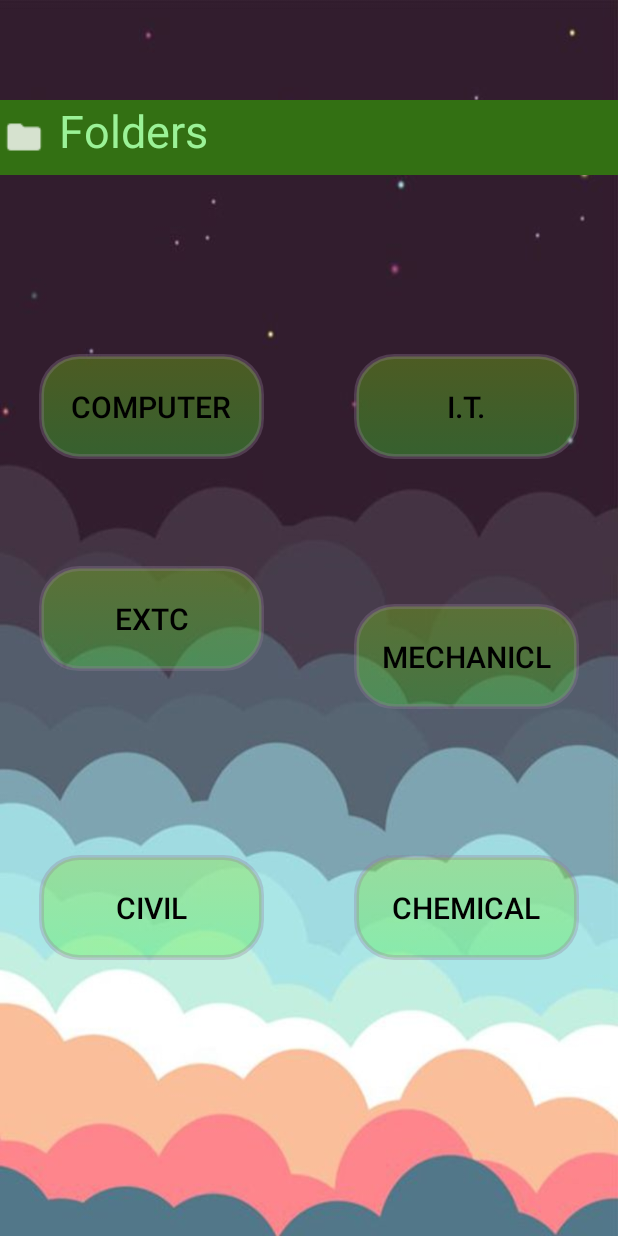
After one commit to iamAvnishSharma/Brightv2, an Android app: the NotesBranch screen opened directly, with no data from a screen before it, on a phone screen of 412 x 824 dp. The commit adds this screen. Run offline under Robolectric (Android 15) with nearby library versions, the phone set to English and light mode, and no system bars.

Commit message:
activity fix and link

```diff
--- a/app/src/main/java/in/bright/avnish/Main5Activity.java
+++ b/app/src/main/java/in/bright/avnish/Notes.java
@@ -3,11 +3,11 @@ package in.bright.avnish;
 import android.support.v7.app.AppCompatActivity;
 import android.os.Bundle;
 
-public class Main5Activity extends AppCompatActivity {
+public class Notes extends AppCompatActivity {
 
     @Override
     protected void onCreate(Bundle savedInstanceState) {
         super.onCreate(savedInstanceState);
-        setContentView(R.layout.activity_main5);
+        setContentView(R.layout.activity_notes);
     }
 }
--- /dev/null
+++ b/app/src/main/java/in/bright/avnish/NotesBranch.java
@@ -0,0 +1,64 @@
+package in.bright.avnish;
+
+import android.content.Intent;
+import android.support.v7.app.AppCompatActivity;
+import android.os.Bundle;
+import android.view.View;
+
+public class NotesBranch extends AppCompatActivity {
+
+    @Override
+    protected void onCreate(Bundle savedInstanceState) {
+        super.onCreate(savedInstanceState);
+        setContentView(R.layout.activity_notes_branch);
+
+        findViewById(R.id.comp).setOnClickListener(new View.OnClickListener() {
+            @Override
+            public void onClick(View view) {
+
+                startActivity(new Intent(getApplicationContext(), Notes.class));
+            }
+        });
+
+        findViewById(R.id.it).setOnClickListener(new View.OnClickListener() {
+            @Override
+            public void onClick(View view) {
+
+                startActivity(new Intent(getApplicationContext(), Notes.class));
+            }
+        });
+
+        findViewById(R.id.mech).setOnClickListener(new View.OnClickListener() {
+            @Override
+            public void onClick(View view) {
+
+                startActivity(new Intent(getApplicationContext(), Notes.class));
+            }
+        });
+
+        findViewById(R.id.extc).setOnClickListener(new View.OnClickListener() {
+            @Override
+            public void onClick(View view) {
+
+                startActivity(new Intent(getApplicationContext(), Notes.class));
+            }
+        });
+
+        findViewById(R.id.chem).setOnClickListener(new View.OnClickListener() {
+            @Override
+            public void onClick(View view) {
+
+                startActivity(new Intent(getApplicationContext(), Notes.class));
+            }
+        });
+
+        findViewById(R.id.civil).setOnClickListener(new View.OnClickListener() {
+            @Override
+            public void onClick(View view) {
+
+                startActivity(new Intent(getApplicationContext(), Notes.class));
+            }
+        });
+
+    }
+}
--- a/app/src/main/res/layout/activity_main5.xml
+++ b/app/src/main/res/layout/activity_notes_branch.xml
@@ -5,10 +5,10 @@
     android:layout_width="match_parent"
     android:layout_height="match_parent"
     android:background="@drawable/clouds"
-    tools:context="in.bright.avnish.Main5Activity">
+    tools:context="in.bright.avnish.NotesBranch">
 
     <Button
-        android:id="@+id/button13"
+        android:id="@+id/comp"
         android:layout_width="150dp"
         android:layout_height="70dp"
         android:layout_alignStart="@+id/textView2"
@@ -19,16 +19,16 @@
         android:text="Computer"
         android:textColor="@color/black"
         android:textSize="20dp"
-        app:layout_constraintBottom_toBottomOf="@+id/button14"
-        app:layout_constraintEnd_toStartOf="@+id/button14"
+        app:layout_constraintBottom_toBottomOf="@+id/it"
+        app:layout_constraintEnd_toStartOf="@+id/it"
         app:layout_constraintStart_toStartOf="parent"
-        app:layout_constraintTop_toTopOf="@+id/button14" />
+        app:layout_constraintTop_toTopOf="@+id/it" />
 
     <Button
-        android:id="@+id/button14"
+        android:id="@+id/it"
         android:layout_width="150dp"
         android:layout_height="70dp"
-        android:layout_above="@+id/button15"
+        android:layout_above="@+id/mech"
         android:layout_alignEnd="@+id/textView2"
         android:layout_marginBottom="30dp"
         android:layout_marginEnd="30dp"
@@ -36,34 +36,34 @@
         android:text="I.T."
         android:textColor="@color/black"
         android:textSize="20dp"
-        app:layout_constraintBottom_toTopOf="@+id/button15"
+        app:layout_constraintBottom_toTopOf="@+id/mech"
         app:layout_constraintEnd_toEndOf="parent"
-        app:layout_constraintStart_toEndOf="@+id/button13"
+        app:layout_constraintStart_toEndOf="@+id/comp"
         app:layout_constraintTop_toBottomOf="@+id/textView2" />
 
     <Button
-        android:id="@+id/button15"
+        android:id="@+id/mech"
         android:layout_width="150dp"
         android:layout_height="70dp"
-        android:layout_alignStart="@+id/button13"
-        android:layout_below="@+id/button13"
+        android:layout_alignStart="@+id/comp"
+        android:layout_below="@+id/comp"
         android:layout_marginBottom="30dp"
         android:layout_marginEnd="30dp"
         android:background="@drawable/button3"
         android:text="Mechanicl"
         android:textColor="@color/black"
         android:textSize="20dp"
-        app:layout_constraintBottom_toTopOf="@+id/button17"
+        app:layout_constraintBottom_toTopOf="@+id/chem"
         app:layout_constraintEnd_toEndOf="parent"
-        app:layout_constraintStart_toEndOf="@+id/button16"
-        app:layout_constraintTop_toBottomOf="@+id/button14" />
+        app:layout_constraintStart_toEndOf="@+id/extc"
+        app:layout_constraintTop_toBottomOf="@+id/it" />
 
     <Button
-        android:id="@+id/button16"
+        android:id="@+id/extc"
         android:layout_width="150dp"
         android:layout_height="70dp"
-        android:layout_above="@+id/button17"
-        android:layout_alignStart="@+id/button14"
+        android:layout_above="@+id/chem"
+        android:layout_alignStart="@+id/it"
         android:layout_marginEnd="60dp"
         android:layout_marginStart="30dp"
         android:background="@drawable/button3"
@@ -71,16 +71,16 @@
         android:textColor="@color/black"
         android:textSize="20dp"
         app:layout_constraintBottom_toBottomOf="parent"
-        app:layout_constraintEnd_toStartOf="@+id/button15"
+        app:layout_constraintEnd_toStartOf="@+id/mech"
         app:layout_constraintStart_toStartOf="parent"
         app:layout_constraintTop_toTopOf="parent" />
 
     <Button
-        android:id="@+id/button17"
+        android:id="@+id/chem"
         android:layout_width="150dp"
         android:layout_height="70dp"
-        android:layout_alignStart="@+id/button15"
-        android:layout_below="@+id/button15"
+        android:layout_alignStart="@+id/mech"
+        android:layout_below="@+id/mech"
         android:layout_marginBottom="117dp"
         android:layout_marginEnd="30dp"
         android:background="@drawable/button3"
@@ -89,23 +89,23 @@
         android:textSize="20dp"
         app:layout_constraintBottom_toBottomOf="parent"
         app:layout_constraintEnd_toEndOf="parent"
-        app:layout_constraintStart_toEndOf="@+id/button18"
-        app:layout_constraintTop_toBottomOf="@+id/button15" />
+        app:layout_constraintStart_toEndOf="@+id/civil"
+        app:layout_constraintTop_toBottomOf="@+id/mech" />
 
     <Button
-        android:id="@+id/button18"
+        android:id="@+id/civil"
         android:layout_width="150dp"
         android:layout_height="70dp"
-        android:layout_alignStart="@+id/button16"
-        android:layout_alignTop="@+id/button17"
+        android:layout_alignStart="@+id/extc"
+        android:layout_alignTop="@+id/chem"
         android:layout_marginEnd="60dp"
         android:layout_marginStart="30dp"
         android:background="@drawable/button3"
         android:text="Civil"
         android:textColor="@color/black"
         android:textSize="20dp"
-        app:layout_constraintBaseline_toBaselineOf="@+id/button17"
-        app:layout_constraintEnd_toStartOf="@+id/button17"
+        app:layout_constraintBaseline_toBaselineOf="@+id/chem"
+        app:layout_constraintEnd_toStartOf="@+id/chem"
         app:layout_constraintStart_toStartOf="parent" />
 
     <TextView
@@ -120,7 +120,7 @@
         android:text=" Folders"
         android:textColor="@color/lightgreen"
         android:textSize="30dp"
-        app:layout_constraintBottom_toTopOf="@+id/button14"
+        app:layout_constraintBottom_toTopOf="@+id/it"
         app:layout_constraintEnd_toEndOf="parent"
         app:layout_constraintHorizontal_bias="0.0"
         app:layout_constraintStart_toStartOf="parent"
--- a/app/src/main/res/layout/activity_main3.xml
+++ b/app/src/main/res/layout/activity_notes_myear.xml
@@ -5,7 +5,7 @@
     android:layout_width="match_parent"
     android:layout_height="match_parent"
     android:background="@drawable/clouds"
-    tools:context="in.bright.avnish.Main3Activity">
+    tools:context="in.bright.avnish.NotesMyear">
 
     <Button
         android:id="@+id/first"
--- a/app/src/main/res/layout/activity_main2.xml
+++ b/app/src/main/res/layout/activity_notes_stream.xml
@@ -5,7 +5,7 @@
     android:layout_width="match_parent"
     android:layout_height="match_parent"
     android:background="@drawable/clouds"
-    tools:context="in.bright.avnish.Main2Activity"
+    tools:context="in.bright.avnish.NotesStream"
     tools:layout_editor_absoluteY="25dp">
 
     <TextView
```
Also changed, not shown: app/src/main/AndroidManifest.xml (+5 -4 lines), app/src/main/java/in/bright/avnish/Dash.java (+10 -0 lines), app/src/main/java/in/bright/avnish/Main3Activity.java (deleted, +0 -13 lines), app/src/main/java/in/bright/avnish/Main4Activity.java (deleted, +0 -13 lines), app/src/main/java/in/bright/avnish/NotesByear.java (added, +52 -0 lines), app/src/main/java/in/bright/avnish/NotesMyear.java (added, +62 -0 lines), app/src/main/java/in/bright/avnish/NotesStream.java (renamed from app/src/main/java/in/bright/avnish/Main2Activity.java, +6 -5 lines), app/src/main/res/layout/activity_notes.xml (added, +18 -0 lines), app/src/main/res/layout/activity_notes_byear.xml (renamed from app/src/main/res/layout/activity_main4.xml, +17 -17 lines).
